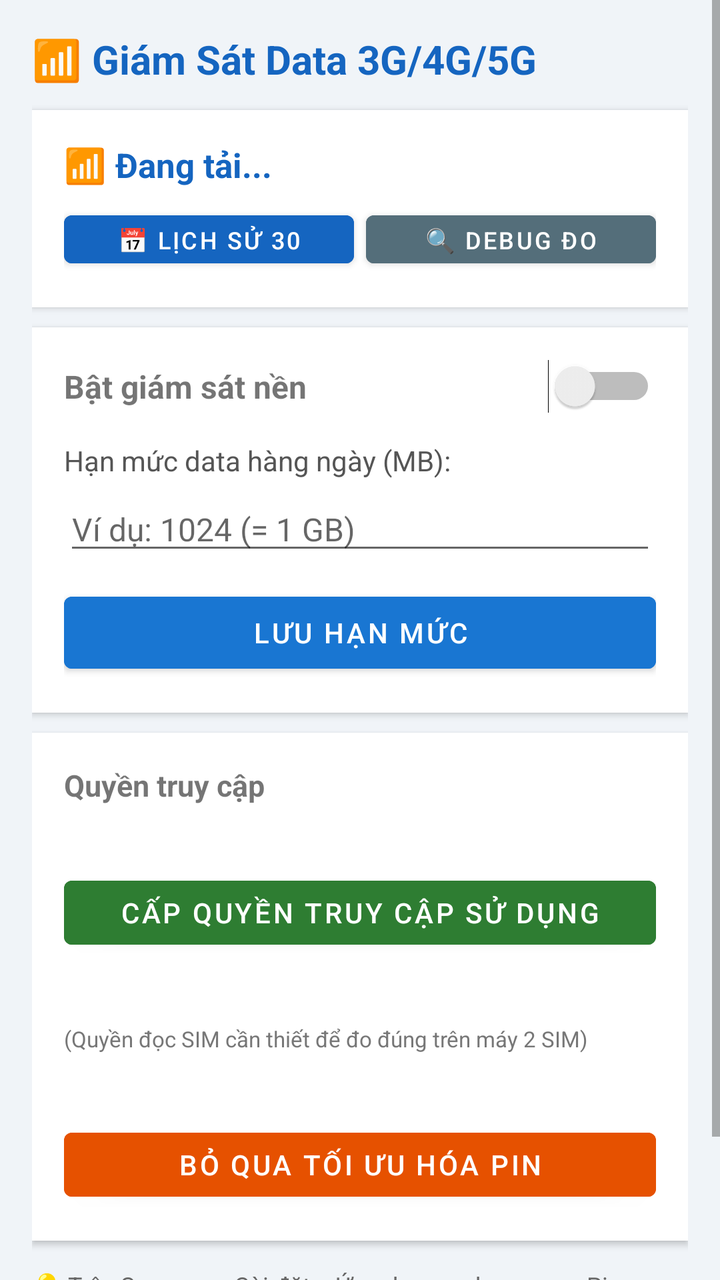
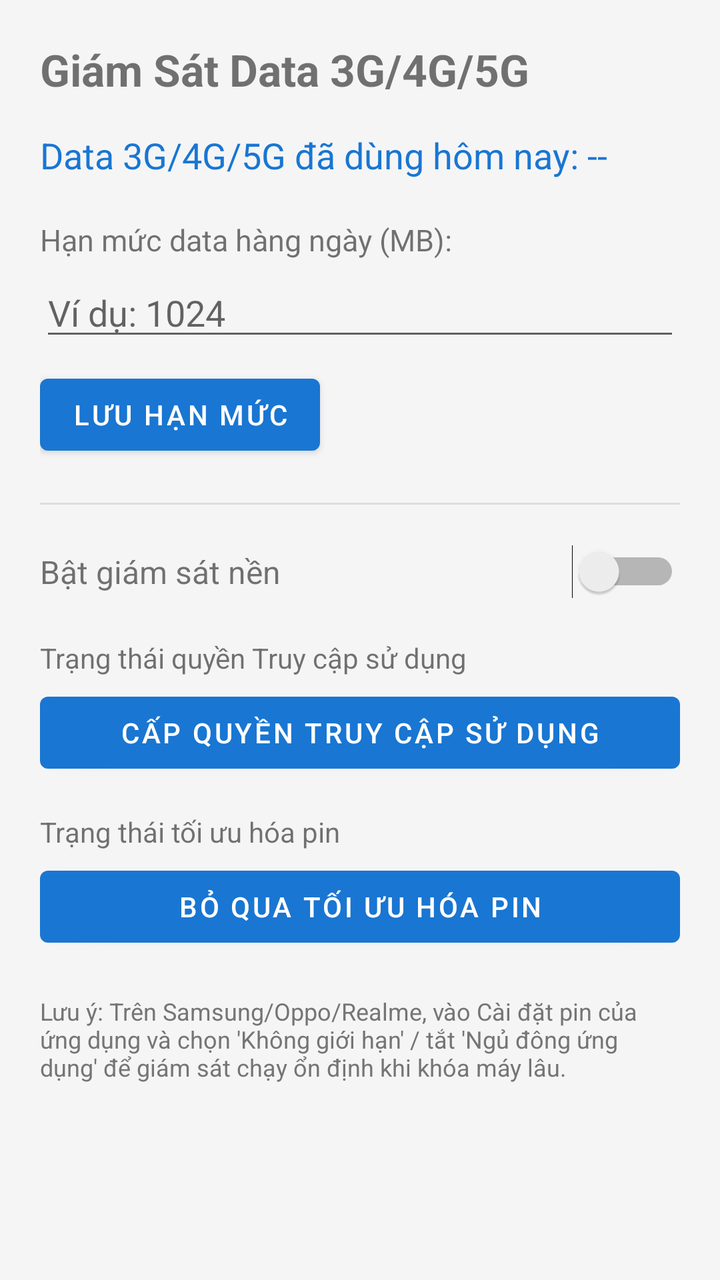

Before-and-after screenshots of an Android layout around one commit, followed by the original layout XML and the change that was made.
<!-- AndroidManifest.xml: application theme Theme.DataMonitor -->
<!-- res/layout/activity_main.xml -->
<?xml version="1.0" encoding="utf-8"?>
<ScrollView xmlns:android="http://schemas.android.com/apk/res/android"
    android:layout_width="match_parent"
    android:layout_height="match_parent"
    android:background="#F0F4F8">

    <LinearLayout
        android:layout_width="match_parent"
        android:layout_height="wrap_content"
        android:orientation="vertical"
        android:padding="16dp">

        
        <TextView
            android:layout_width="wrap_content"
            android:layout_height="wrap_content"
            android:text="📶 Giám Sát Data 3G/4G/5G"
            android:textSize="20sp"
            android:textStyle="bold"
            android:textColor="#1565C0"
            android:layout_marginBottom="12dp"/>

        
        <LinearLayout
            android:layout_width="match_parent"
            android:layout_height="wrap_content"
            android:orientation="vertical"
            android:background="#FFFFFF"
            android:padding="16dp"
            android:elevation="2dp"
            android:layout_marginBottom="10dp">

            <TextView
                android:id="@+id/tvCurrentUsage"
                android:layout_width="match_parent"
                android:layout_height="wrap_content"
                android:text="📶 Đang tải..."
                android:textSize="17sp"
                android:textColor="#1565C0"
                android:textStyle="bold"/>

            <LinearLayout
                android:layout_width="match_parent"
                android:layout_height="wrap_content"
                android:orientation="horizontal"
                android:layout_marginTop="8dp">

                <Button
                    android:id="@+id/btnHistory"
                    android:layout_width="0dp"
                    android:layout_height="36dp"
                    android:layout_weight="1"
                    android:text="📅 Lịch sử 30 ngày"
                    android:textSize="12sp"
                    android:layout_marginEnd="6dp"
                    android:backgroundTint="#1565C0"/>

                <Button
                    android:id="@+id/btnDebug"
                    android:layout_width="0dp"
                    android:layout_height="36dp"
                    android:layout_weight="1"
                    android:text="🔍 Debug đo data"
                    android:textSize="12sp"
                    android:backgroundTint="#546E7A"/>
            </LinearLayout>
        </LinearLayout>

        
        <LinearLayout
            android:layout_width="match_parent"
            android:layout_height="wrap_content"
            android:orientation="vertical"
            android:background="#FFFFFF"
            android:padding="16dp"
            android:elevation="2dp"
            android:layout_marginBottom="10dp">

            <LinearLayout
                android:layout_width="match_parent"
                android:layout_height="wrap_content"
                android:orientation="horizontal"
                android:gravity="center_vertical"
                android:layout_marginBottom="14dp">
                <TextView
                    android:layout_width="0dp"
                    android:layout_height="wrap_content"
                    android:layout_weight="1"
                    android:text="Bật giám sát nền"
                    android:textSize="16sp"
                    android:textStyle="bold"/>
                <Switch
                    android:id="@+id/switchMonitoring"
                    android:layout_width="wrap_content"
                    android:layout_height="wrap_content"/>
            </LinearLayout>

            <TextView
                android:layout_width="wrap_content"
                android:layout_height="wrap_content"
                android:text="Hạn mức data hàng ngày (MB):"
                android:textSize="14sp"
                android:textColor="#555"
                android:layout_marginBottom="4dp"/>

            <EditText
                android:id="@+id/etLimit"
                android:layout_width="match_parent"
                android:layout_height="wrap_content"
                android:inputType="number"
                android:hint="Ví dụ: 1024 (= 1 GB)"
                android:textSize="16sp"
                android:layout_marginBottom="10dp"/>

            <Button
                android:id="@+id/btnSave"
                android:layout_width="match_parent"
                android:layout_height="48dp"
                android:text="Lưu hạn mức"
                android:backgroundTint="#1976D2"/>
        </LinearLayout>

        
        <LinearLayout
            android:layout_width="match_parent"
            android:layout_height="wrap_content"
            android:orientation="vertical"
            android:background="#FFFFFF"
            android:padding="16dp"
            android:elevation="2dp"
            android:layout_marginBottom="10dp">

            <TextView
                android:layout_width="wrap_content"
                android:layout_height="wrap_content"
                android:text="Quyền truy cập"
                android:textSize="15sp"
                android:textStyle="bold"
                android:layout_marginBottom="10dp"/>

            <TextView
                android:id="@+id/tvUsageStatus"
                android:layout_width="match_parent"
                android:layout_height="wrap_content"
                android:textSize="13sp"
                android:layout_marginBottom="4dp"/>

            <Button
                android:id="@+id/btnUsageAccess"
                android:layout_width="match_parent"
                android:layout_height="44dp"
                android:text="Cấp quyền Truy cập sử dụng"
                android:backgroundTint="#2E7D32"
                android:layout_marginBottom="12dp"/>

            <TextView
                android:id="@+id/tvSimStatus"
                android:layout_width="match_parent"
                android:layout_height="wrap_content"
                android:textSize="13sp"
                android:layout_marginBottom="4dp"/>

            <TextView
                android:layout_width="match_parent"
                android:layout_height="wrap_content"
                android:text="(Quyền đọc SIM cần thiết để đo đúng trên máy 2 SIM)"
                android:textSize="11sp"
                android:textColor="#777"
                android:layout_marginBottom="12dp"/>

            <TextView
                android:id="@+id/tvBatteryStatus"
                android:layout_width="match_parent"
                android:layout_height="wrap_content"
                android:textSize="13sp"
                android:layout_marginBottom="4dp"/>

            <Button
                android:id="@+id/btnBattery"
                android:layout_width="match_parent"
                android:layout_height="44dp"
                android:text="Bỏ qua tối ưu hóa pin"
                android:backgroundTint="#E65100"/>
        </LinearLayout>

        
        <TextView
            android:layout_width="match_parent"
            android:layout_height="wrap_content"
            android:text="💡 Trên Samsung: Cài đặt > Ứng dụng > chọn app > Pin > chọn \'Không giới hạn\'\nTrên Oppo/Realme: Cài đặt > Pin > bật Tự khởi động cho app này"
            android:textSize="12sp"
            android:textColor="#666"
            android:lineSpacingExtra="4dp"
            android:layout_marginTop="4dp"/>

    </LinearLayout>
</ScrollView>
<!-- resources referenced by this layout -->
<resources>
  <style name="Theme.DataMonitor" parent="Theme.MaterialComponents.DayNight.NoActionBar">
          <item name="colorPrimary">@color/primary</item>
          <item name="colorPrimaryDark">@color/primary_dark</item>
          <item name="colorAccent">@color/accent</item>
          <item name="android:windowBackground">@color/background</item>
      </style>
  <color name="primary">#1976D2</color>
  <color name="primary_dark">#115293</color>
  <color name="accent">#FF5252</color>
  <color name="background">#F5F5F5</color>
</resources>

<!-- the commit's change to res/layout/activity_main.xml (unified diff, before → after) -->
@@ -1,197 +1,116 @@
 <?xml version="1.0" encoding="utf-8"?>
 <ScrollView xmlns:android="http://schemas.android.com/apk/res/android"
+    xmlns:app="http://schemas.android.com/apk/res-auto"
     android:layout_width="match_parent"
-    android:layout_height="match_parent"
-    android:background="#F0F4F8">
+    android:layout_height="match_parent">
 
     <LinearLayout
         android:layout_width="match_parent"
         android:layout_height="wrap_content"
         android:orientation="vertical"
-        android:padding="16dp">
+        android:padding="20dp">
 
-        
         <TextView
             android:layout_width="wrap_content"
             android:layout_height="wrap_content"
-            android:text="📶 Giám Sát Data 3G/4G/5G"
-            android:textSize="20sp"
+            android:text="@string/app_name"
+            android:textSize="22sp"
             android:textStyle="bold"
-            android:textColor="#1565C0"
-            android:layout_marginBottom="12dp"/>
+            android:layout_marginBottom="16dp" />
 
-        
+        <TextView
+            android:id="@+id/tvCurrentUsage"
+            android:layout_width="match_parent"
+            android:layout_height="wrap_content"
+            android:text="Data 3G/4G/5G đã dùng hôm nay: --"
+            android:textSize="18sp"
+            android:textColor="@color/primary"
+            android:layout_marginBottom="20dp" />
+
+        <TextView
+            android:layout_width="wrap_content"
+            android:layout_height="wrap_content"
+            android:text="Hạn mức data hàng ngày (MB):"
+            android:textSize="15sp" />
+
+        <EditText
+            android:id="@+id/etLimit"
+            android:layout_width="match_parent"
+            android:layout_height="wrap_content"
+            android:inputType="number"
+            android:hint="Ví dụ: 1024"
+            android:layout_marginTop="4dp" />
+
+        <Button
+            android:id="@+id/btnSave"
+            android:layout_width="wrap_content"
+            android:layout_height="wrap_content"
+            android:text="Lưu hạn mức"
+            android:layout_marginTop="8dp" />
+
+        <View
+            android:layout_width="match_parent"
+            android:layout_height="1dp"
+            android:background="#DDDDDD"
+            android:layout_marginVertical="20dp" />
+
         <LinearLayout
             android:layout_width="match_parent"
             android:layout_height="wrap_content"
-            android:orientation="vertical"
-            android:background="#FFFFFF"
-            android:padding="16dp"
-            android:elevation="2dp"
-            android:layout_marginBottom="10dp">
+            android:orientation="horizontal"
+            android:gravity="center_vertical"
+            android:layout_marginBottom="12dp">
 
             <TextView
-                android:id="@+id/tvCurrentUsage"
-                android:layout_width="match_parent"
+                android:layout_width="0dp"
                 android:layout_height="wrap_content"
-                android:text="📶 Đang tải..."
-                android:textSize="17sp"
-                android:textColor="#1565C0"
-                android:textStyle="bold"/>
+                android:layout_weight="1"
+                android:text="Bật giám sát nền"
+                android:textSize="16sp" />
 
-            <LinearLayout
-                android:layout_width="match_parent"
-                android:layout_height="wrap_content"
-                android:orientation="horizontal"
-                android:layout_marginTop="8dp">
-
-                <Button
-                    android:id="@+id/btnHistory"
-                    android:layout_width="0dp"
-                    android:layout_height="36dp"
-                    android:layout_weight="1"
-                    android:text="📅 Lịch sử 30 ngày"
-                    android:textSize="12sp"
-                    android:layout_marginEnd="6dp"
-                    android:backgroundTint="#1565C0"/>
-
-                <Button
-                    android:id="@+id/btnDebug"
-                    android:layout_width="0dp"
-                    android:layout_height="36dp"
-                    android:layout_weight="1"
-                    android:text="🔍 Debug đo data"
-                    android:textSize="12sp"
-                    android:backgroundTint="#546E7A"/>
-            </LinearLayout>
+            <Switch
+                android:id="@+id/switchMonitoring"
+                android:layout_width="wrap_content"
+                android:layout_height="wrap_content" />
         </LinearLayout>
 
-        
-        <LinearLayout
+        <TextView
+            android:id="@+id/tvUsageAccessStatus"
             android:layout_width="match_parent"
             android:layout_height="wrap_content"
-            android:orientation="vertical"
-            android:background="#FFFFFF"
-            android:padding="16dp"
-            android:elevation="2dp"
-            android:layout_marginBottom="10dp">
+            android:text="Trạng thái quyền Truy cập sử dụng"
+            android:textSize="14sp"
+            android:layout_marginTop="8dp" />
 
-            <LinearLayout
-                android:layout_width="match_parent"
-                android:layout_height="wrap_content"
-                android:orientation="horizontal"
-                android:gravity="center_vertical"
-                android:layout_marginBottom="14dp">
-                <TextView
-                    android:layout_width="0dp"
-                    android:layout_height="wrap_content"
-                    android:layout_weight="1"
-                    android:text="Bật giám sát nền"
-                    android:textSize="16sp"
-                    android:textStyle="bold"/>
-                <Switch
-                    android:id="@+id/switchMonitoring"
-                    android:layout_width="wrap_content"
-                    android:layout_height="wrap_content"/>
-            </LinearLayout>
-
-            <TextView
-                android:layout_width="wrap_content"
-                android:layout_height="wrap_content"
-                android:text="Hạn mức data hàng ngày (MB):"
-                android:textSize="14sp"
-                android:textColor="#555"
-                android:layout_marginBottom="4dp"/>
-
-            <EditText
-                android:id="@+id/etLimit"
-                android:layout_width="match_parent"
-                android:layout_height="wrap_content"
-                android:inputType="number"
-                android:hint="Ví dụ: 1024 (= 1 GB)"
-                android:textSize="16sp"
-                android:layout_marginBottom="10dp"/>
-
-            <Button
-                android:id="@+id/btnSave"
-                android:layout_width="match_parent"
-                android:layout_height="48dp"
-                android:text="Lưu hạn mức"
-                android:backgroundTint="#1976D2"/>
-        </LinearLayout>
-
-        
-        <LinearLayout
+        <Button
+            android:id="@+id/btnUsageAccess"
             android:layout_width="match_parent"
             android:layout_height="wrap_content"
-            android:orientation="vertical"
-            android:background="#FFFFFF"
-            android:padding="16dp"
-            android:elevation="2dp"
-            android:layout_marginBottom="10dp">
+            android:text="Cấp quyền Truy cập sử dụng"
+            android:layout_marginTop="4dp" />
 
-            <TextView
-                android:layout_width="wrap_content"
-                android:layout_height="wrap_content"
-                android:text="Quyền truy cập"
-                android:textSize="15sp"
-                android:textStyle="bold"
-                android:layout_marginBottom="10dp"/>
+        <TextView
+            android:id="@+id/tvBatteryStatus"
+            android:layout_width="match_parent"
+            android:layout_height="wrap_content"
+            android:text="Trạng thái tối ưu hóa pin"
+            android:textSize="14sp"
+            android:layout_marginTop="16dp" />
 
-            <TextView
-                android:id="@+id/tvUsageStatus"
-                android:layout_width="match_parent"
-                android:layout_height="wrap_content"
-                android:textSize="13sp"
-                android:layout_marginBottom="4dp"/>
+        <Button
+            android:id="@+id/btnBatteryOptimization"
+            android:layout_width="match_parent"
+            android:layout_height="wrap_content"
+            android:text="Bỏ qua tối ưu hóa pin"
+            android:layout_marginTop="4dp" />
 
-            <Button
-                android:id="@+id/btnUsageAccess"
-                android:layout_width="match_parent"
-                android:layout_height="44dp"
-                android:text="Cấp quyền Truy cập sử dụng"
-                android:backgroundTint="#2E7D32"
-                android:layout_marginBottom="12dp"/>
-
-            <TextView
-                android:id="@+id/tvSimStatus"
-                android:layout_width="match_parent"
-                android:layout_height="wrap_content"
-                android:textSize="13sp"
-                android:layout_marginBottom="4dp"/>
-
-            <TextView
-                android:layout_width="match_parent"
-                android:layout_height="wrap_content"
-                android:text="(Quyền đọc SIM cần thiết để đo đúng trên máy 2 SIM)"
-                android:textSize="11sp"
-                android:textColor="#777"
-                android:layout_marginBottom="12dp"/>
-
-            <TextView
-                android:id="@+id/tvBatteryStatus"
-                android:layout_width="match_parent"
-                android:layout_height="wrap_content"
-                android:textSize="13sp"
-                android:layout_marginBottom="4dp"/>
-
-            <Button
-                android:id="@+id/btnBattery"
-                android:layout_width="match_parent"
-                android:layout_height="44dp"
-                android:text="Bỏ qua tối ưu hóa pin"
-                android:backgroundTint="#E65100"/>
-        </LinearLayout>
-
-        
         <TextView
             android:layout_width="match_parent"
             android:layout_height="wrap_content"
-            android:text="💡 Trên Samsung: Cài đặt > Ứng dụng > chọn app > Pin > chọn \'Không giới hạn\'\nTrên Oppo/Realme: Cài đặt > Pin > bật Tự khởi động cho app này"
+            android:text="Lưu ý: Trên Samsung/Oppo/Realme, vào Cài đặt pin của ứng dụng và chọn 'Không giới hạn' / tắt 'Ngủ đông ứng dụng' để giám sát chạy ổn định khi khóa máy lâu."
             android:textSize="12sp"
-            android:textColor="#666"
-            android:lineSpacingExtra="4dp"
-            android:layout_marginTop="4dp"/>
+            android:textColor="#757575"
+            android:layout_marginTop="20dp" />
 
     </LinearLayout>
 </ScrollView>
<!-- resource entries referenced after the edit -->
@@ -7,6 +7,7 @@
           <item name="android:windowBackground">@color/background</item>
       </style>
   <color name="primary">#1976D2</color>
+  <string name="app_name">Giám Sát Data 3G/4G/5G</string>
   <color name="primary_dark">#115293</color>
   <color name="accent">#FF5252</color>
   <color name="background">#F5F5F5</color>
